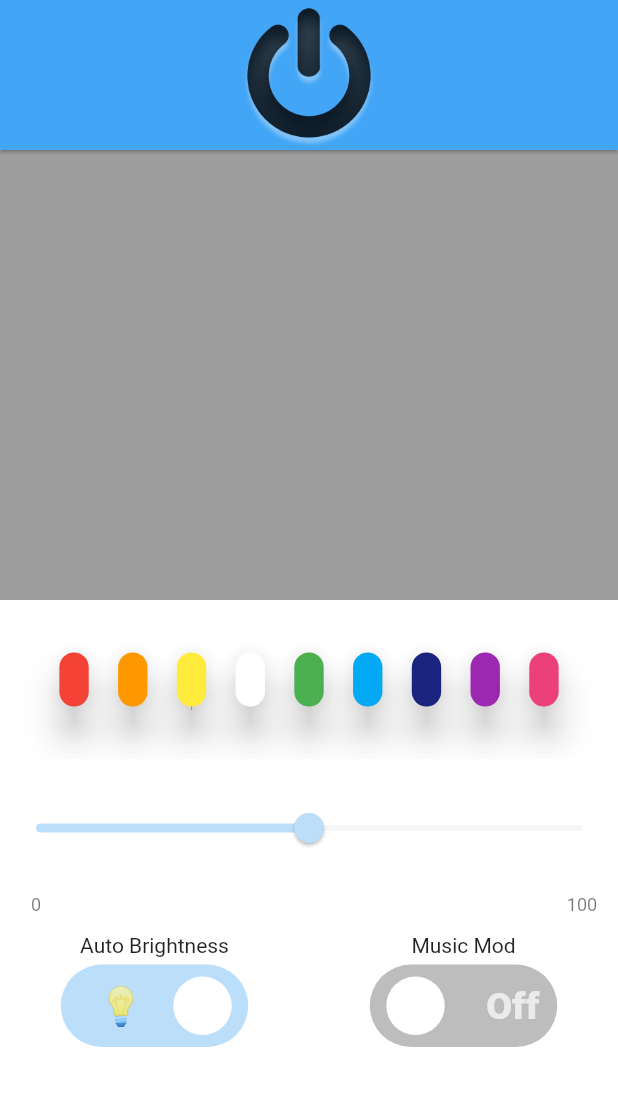
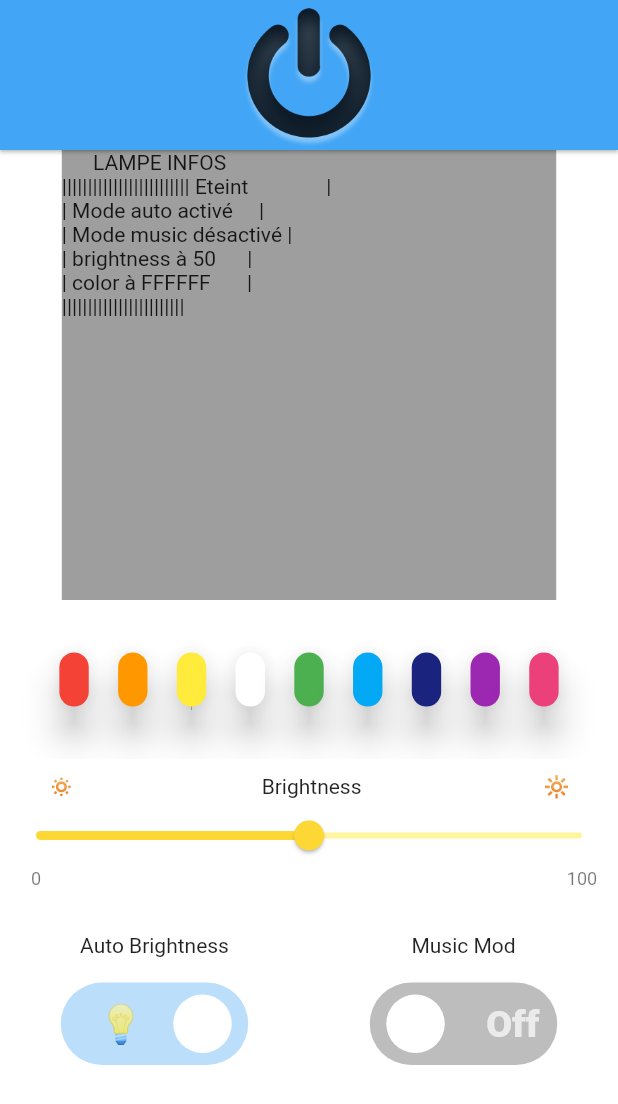
Before and after one commit to PA-2022-Moc/lightcontrol, a Flutter app: the screen it shows after launch, after a tap on "Off", on a phone screen of 412 x 824 dp. Shown: the top 1104 px of the screen. Run offline on Flutter 3.47's test engine with Material 2 defaults, Android fonts, the phone set to English and light mode, and no system bars; drawn by our look-alikes of flutter_switch, syncfusion_flutter_sliders.

Commit message:
affichage etat de la lampe marche a moitié

```diff
--- a/lib/lamp.dart
+++ b/lib/lamp.dart
@@ -29,6 +29,40 @@ class Lamp {
     print("| brightness à $brightness      |\n");
     print("| color à $color       |\n");
     print("|||||||||||||||||||||||| \n");
+  }
+
+  String displayInfosLamp() {
+    String line3;
+    String line4;
+    String line5;
+
+    String line1 = "      LAMPE INFOS \n";
+    String line2 = "||||||||||||||||||||||||";
+    if (start == false) {
+      line3 = "| Eteint               |\n";
+    } else {
+      line3 = "| Allumé               |\n";
+    }
+
+    if (auto == false) {
+      line4 = "| Mode auto désactivé  |\n";
+    } else {
+      line4 = "| Mode auto activé     |\n";
+    }
+
+    if (music == false) {
+      line5 = "| Mode music désactivé |\n";
+    } else {
+      line5 = "| Mode music activé    |\n";
+    }
+
+    String line6 = "| brightness à $brightness      |\n";
+    String line7 = "| color à $color       |\n";
+    String line8 = "|||||||||||||||||||||||| \n";
+
+    List<String> concatLines = [line1, line2, line3, line4, line5, line6, line7, line8];
+    String concatLine = concatLines.join();
+    return concatLine;
   }
 
   void switchOnOff() {
--- a/lib/main.dart
+++ b/lib/main.dart
@@ -34,6 +34,7 @@ class _MyAppState extends State<MyApp> {
       ;
       lamp.switchOnOff();
       lamp.infos();
+      lamp.displayInfosLamp();
     });
   }
 
@@ -60,6 +61,10 @@ class _MyAppState extends State<MyApp> {
   void changeBrightnessWithSlider(int curserValue) {
     lamp.changeBrightness(curserValue);
     lamp.infos();
+  }
+
+  String displayLampInfos() {
+    return lamp.displayInfosLamp();
   }
 
   @override
@@ -110,6 +115,8 @@ class _TestHome extends State<MyHomePage> {
   var isSwitched2 = false;
   double valueCursor = 50.0;
 
+  String infoLamp = 'test';
+
   @override
   Widget build(BuildContext context) {
     return Scaffold(
@@ -118,18 +125,13 @@ class _TestHome extends State<MyHomePage> {
         children: <Widget>[
           FractionallySizedBox(
             alignment: Alignment.topCenter,
-            widthFactor: 1,
+            widthFactor: 0.8,
             child: Container(
               color: Colors.grey,
               height: 300,
+              child: Text('$infoLamp'),
             ),
           ),
-          // Expanded(
-          //   child: Container(
-          //     color: Colors.green,
-          //   ),
-          // ),
-
           Expanded(
             // les color buttons
             child: Container(
@@ -148,6 +150,7 @@ class _TestHome extends State<MyHomePage> {
                         style: ElevatedButton.styleFrom(primary: Colors.red, elevation: 10, shape: RoundedRectangleBorder(borderRadius: BorderRadius.circular(90))),
                         onPressed: () {
                           myAppState.selectColor(Colors.red);
+                          infoLamp = myAppState.displayLampInfos();
                         }),
                   ),
                   Spacer(flex: 1),
@@ -229,11 +232,21 @@ class _TestHome extends State<MyHomePage> {
             flex: 1,
           ),
           Expanded(
+            // les switch button
             child: Container(
               color: Colors.white,
-              child: SfSlider(
-                activeColor: Colors.blue.shade100,
-                inactiveColor: Colors.grey.shade100,
+              child: Row(
+                children: <Widget>[
+                  Expanded(
+                    child: Container(
+                      child: Column(
+                        children: <Widget>[
+                          SizedBox(height: 10.0),
+                          Text("🔅                                    Brightness                                   🔆"),
+                          SizedBox(height: 1.0),
+                          SfSlider(
+                            activeColor: Colors.yellow.shade600,
+                            inactiveColor: Colors.yellow.shade200,
                             min: 0,
                             max: 100,
                             value: valueCursor,
@@ -246,8 +259,15 @@ class _TestHome extends State<MyHomePage> {
                                 valueCursor = value;
                                 int valueInt = valueCursor.toInt();
                                 myAppState.changeBrightnessWithSlider(valueInt);
+                                infoLamp = myAppState.displayLampInfos();
                               });
                             },
+                          ),
+                        ],
+                      ),
+                    ),
+                  ),
+                ],
               ),
             ),
           ),
@@ -263,7 +283,7 @@ class _TestHome extends State<MyHomePage> {
                         children: <Widget>[
                           SizedBox(height: 10.0),
                           Text("Auto Brightness"),
-                          SizedBox(height: 5.0),
+                          SizedBox(height: 17.0),
                           FlutterSwitch(
                             activeText: "  💡",
                             inactiveText: "Off",
@@ -281,6 +301,7 @@ class _TestHome extends State<MyHomePage> {
                               setState(() {
                                 isSwitched = val;
                                 myAppState.switchBrightnessMode(isSwitched);
+                                infoLamp = myAppState.displayLampInfos();
                               });
                             },
                           ),
@@ -294,7 +315,7 @@ class _TestHome extends State<MyHomePage> {
                         children: <Widget>[
                           SizedBox(height: 10.0),
                           Text("Music Mod"),
-                          SizedBox(height: 5.0),
+                          SizedBox(height: 17.0),
                           FlutterSwitch(
                             activeText: "  🎵",
                             inactiveText: "Off",
@@ -311,7 +332,8 @@ class _TestHome extends State<MyHomePage> {
                             onToggle: (val) {
                               setState(() {
                                 isSwitched2 = val;
-                                myAppState.switchBrightnessMode(isSwitched2);
+                                myAppState.switchMusicMode(isSwitched2);
+                                infoLamp = myAppState.displayLampInfos();
                               });
                             },
                           ),
```
Lines whose indentation alone changed are shown as unchanged.
